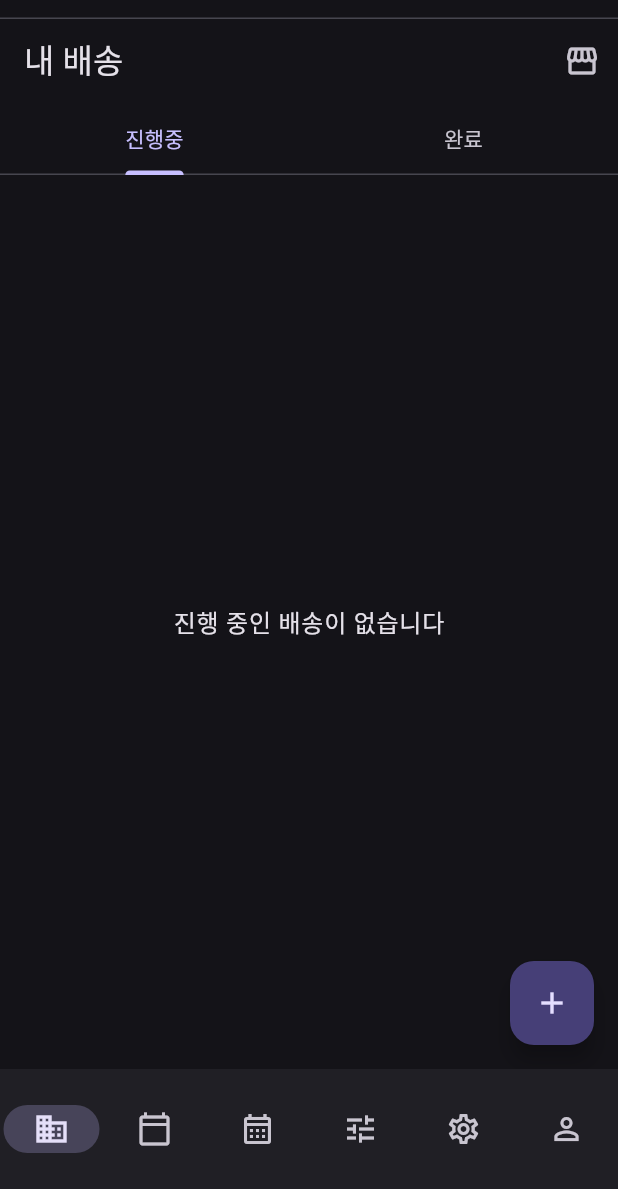
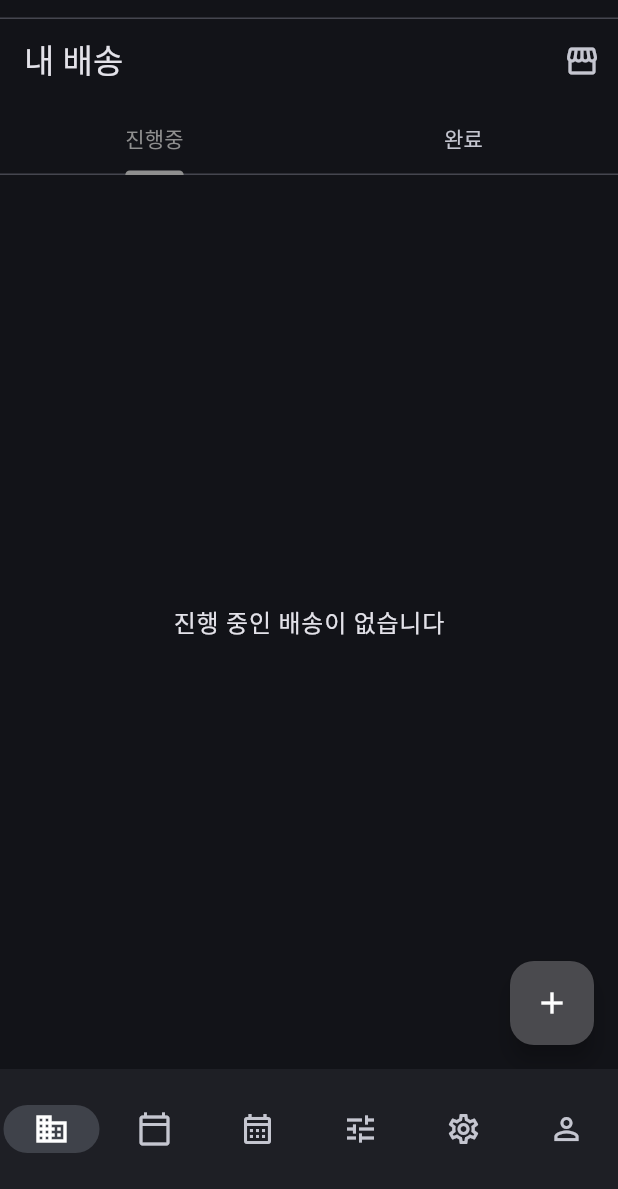
Before and after one commit to madwind0526/DeliveryAlrim, a Flutter app: the screen it shows after launch, on a phone screen of 412 x 824 dp, the part 47-1236 px from its top. Run offline on Flutter 3.47's test engine with Material 3 defaults, Android fonts, the phone set to English and light mode, and no system bars; our stand-ins replace drift, drift_flutter, flutter_riverpod, flutter_secure_storage, go_router, package_info_plus and 1 more; accounts and stored records are empty; generated files the repository leaves out were written again.

Commit message:
style: unify neutral delivery status UI

```diff
--- a/app/lib/core/theme.dart
+++ b/app/lib/core/theme.dart
@@ -3,18 +3,28 @@ import 'package:flutter/material.dart';
 
 import 'system_user_font.dart';
 
-/// App-wide dark theme. Accent colors match the existing desktop-tools
-/// design system (#7c6af7 accent, #f87171 danger, #4ade80 success).
+/// App-wide dark theme with a neutral accent for a quieter delivery dashboard.
 abstract final class AppTheme {
-  static const accent = Color(0xFF7C6AF7);
+  static const accent = Color(0xFF8B8B92);
+  static const primary = Color(0xFF8F8F8F);
+  static const primaryContainer = Color(0xFF4A4A4E);
+  static const secondaryContainer = Color(0xFF3F424A);
 
   static ThemeData dark() {
     return ThemeData(
       useMaterial3: true,
-      colorScheme: ColorScheme.fromSeed(
-        seedColor: accent,
-        brightness: Brightness.dark,
-      ),
+      colorScheme:
+          ColorScheme.fromSeed(
+            seedColor: accent,
+            brightness: Brightness.dark,
+          ).copyWith(
+            primary: primary,
+            onPrimary: Colors.white,
+            primaryContainer: primaryContainer,
+            onPrimaryContainer: Colors.white,
+            secondaryContainer: secondaryContainer,
+            onSecondaryContainer: Colors.white,
+          ),
       appBarTheme: const AppBarTheme(centerTitle: false),
       cardTheme: const CardThemeData(
         margin: EdgeInsets.symmetric(horizontal: 12, vertical: 6),
--- a/app/lib/features/parcels/models/parcel.dart
+++ b/app/lib/features/parcels/models/parcel.dart
@@ -38,10 +38,9 @@ enum ParcelStatus {
 
   Color get color => switch (this) {
     registered || preparing => const Color(0xFF9E9E9E),
-    pickedUp || inTransit => const Color(0xFF42A5F5),
-    outForDelivery => const Color(0xFF7C6AF7),
-    delivered => const Color(0xFF4ADE80),
-    expired || invalid => const Color(0xFFF87171),
+    pickedUp || inTransit || outForDelivery => const Color(0xFF6B6B6B),
+    delivered => const Color(0xFF7A7A7A),
+    expired || invalid => const Color(0xFF5F5F5F),
   };
 }
 
```
Also changed, not shown: app/lib/features/calendar/calendar_screen.dart (+2 -9 lines), app/lib/features/daily/today_dashboard_screen.dart (+2 -9 lines), app/lib/features/parcels/parcel_list_screen.dart (+2 -54 lines), app/lib/features/parcels/widgets/parcel_status_badge.dart (added, +56 -0 lines).
